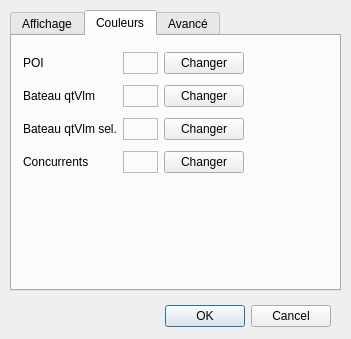
The window that src/paramVLM.ui (nohal/qtVlm) describes before a commit, drawn with Qt 5.
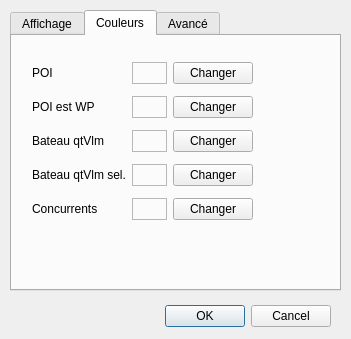
The same window after the commit. The open tabs and pages were chosen to show the change. Icons and pictures are not drawn.

Diff of the .ui file:
```diff
--- a/src/paramVLM.ui
+++ b/src/paramVLM.ui
@@ -167,10 +167,10 @@
     <widget class="QWidget" name="">
      <property name="geometry">
       <rect>
-       <x>11</x>
-       <y>11</y>
+       <x>20</x>
+       <y>20</y>
        <width>221</width>
-       <height>135</height>
+       <height>171</height>
       </rect>
      </property>
      <layout class="QGridLayout" name="gridLayout">
@@ -199,13 +199,37 @@
        </widget>
       </item>
       <item row="1" column="0">
+       <widget class="QLabel" name="label_8">
+        <property name="text">
+         <string>POI est WP</string>
+        </property>
+       </widget>
+      </item>
+      <item row="1" column="1">
+       <widget class="QFrame" name="POI_WP_frame">
+        <property name="frameShape">
+         <enum>QFrame::StyledPanel</enum>
+        </property>
+        <property name="frameShadow">
+         <enum>QFrame::Raised</enum>
+        </property>
+       </widget>
+      </item>
+      <item row="1" column="2">
+       <widget class="QPushButton" name="pushButton_5">
+        <property name="text">
+         <string>Changer</string>
+        </property>
+       </widget>
+      </item>
+      <item row="2" column="0">
        <widget class="QLabel" name="label_4">
         <property name="text">
          <string>Bateau qtVlm</string>
         </property>
        </widget>
       </item>
-      <item row="1" column="1">
+      <item row="2" column="1">
        <widget class="QFrame" name="qtBoat_frame">
         <property name="frameShape">
          <enum>QFrame::StyledPanel</enum>
@@ -215,21 +239,21 @@
         </property>
        </widget>
       </item>
-      <item row="1" column="2">
+      <item row="2" column="2">
        <widget class="QPushButton" name="pushButton_2">
         <property name="text">
          <string>Changer</string>
         </property>
        </widget>
       </item>
-      <item row="2" column="0">
+      <item row="3" column="0">
        <widget class="QLabel" name="label_6">
         <property name="text">
          <string>Bateau qtVlm sel.</string>
         </property>
        </widget>
       </item>
-      <item row="2" column="1">
+      <item row="3" column="1">
        <widget class="QFrame" name="qtBoat_sel_frame">
         <property name="frameShape">
          <enum>QFrame::StyledPanel</enum>
@@ -239,21 +263,21 @@
         </property>
        </widget>
       </item>
-      <item row="2" column="2">
+      <item row="3" column="2">
        <widget class="QPushButton" name="pushButton_4">
         <property name="text">
          <string>Changer</string>
         </property>
        </widget>
       </item>
-      <item row="3" column="0">
+      <item row="4" column="0">
        <widget class="QLabel" name="label_5">
         <property name="text">
          <string>Concurrents</string>
         </property>
        </widget>
       </item>
-      <item row="3" column="1">
+      <item row="4" column="1">
        <widget class="QFrame" name="opp_frame">
         <property name="frameShape">
          <enum>QFrame::StyledPanel</enum>
@@ -263,7 +287,7 @@
         </property>
        </widget>
       </item>
-      <item row="3" column="2">
+      <item row="4" column="2">
        <widget class="QPushButton" name="pushButton_3">
         <property name="text">
          <string>Changer</string>
```
Left out of the diff: 29 changed lines with no effect on the pictures.
